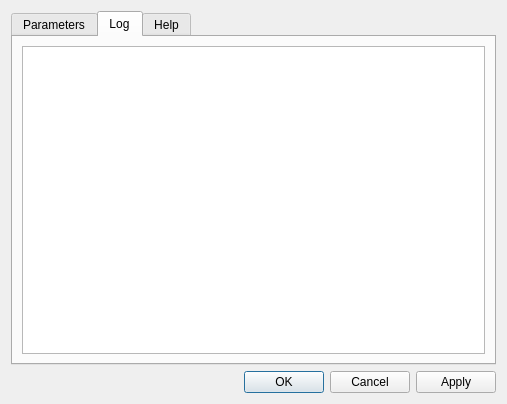
Before: the Qt Designer form AnyForm_dialog_base.ui in henriqueguarneri/qgis-anyform-plugin, drawn with Qt 5.
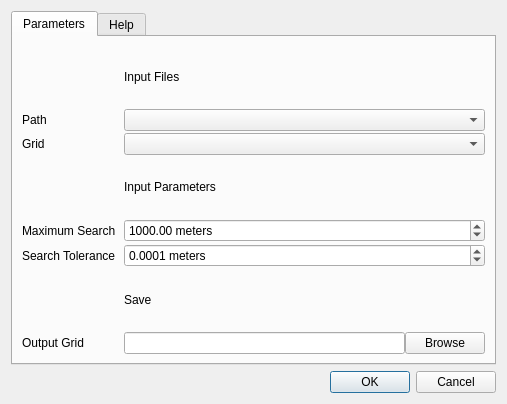
After: the same form once the commit is applied. The open tabs and pages were chosen to show the change. Custom widgets are drawn as their Qt base class.

```diff
--- a/AnyForm_dialog_base.ui
+++ b/AnyForm_dialog_base.ui
@@ -138,16 +138,6 @@
        </item>
       </layout>
      </widget>
-     <widget class="QWidget" name="tab_2">
-      <attribute name="title">
-       <string>Log</string>
-      </attribute>
-      <layout class="QVBoxLayout" name="verticalLayout">
-       <item>
-        <widget class="QTextBrowser" name="textBrowser"/>
-       </item>
-      </layout>
-     </widget>
      <widget class="QWidget" name="tab_3">
       <attribute name="title">
        <string>Help</string>
@@ -237,7 +227,7 @@
       <enum>Qt::Horizontal</enum>
      </property>
      <property name="standardButtons">
-      <set>QDialogButtonBox::Apply|QDialogButtonBox::Cancel|QDialogButtonBox::Ok</set>
+      <set>QDialogButtonBox::Cancel|QDialogButtonBox::Ok</set>
      </property>
     </widget>
    </item>
```
